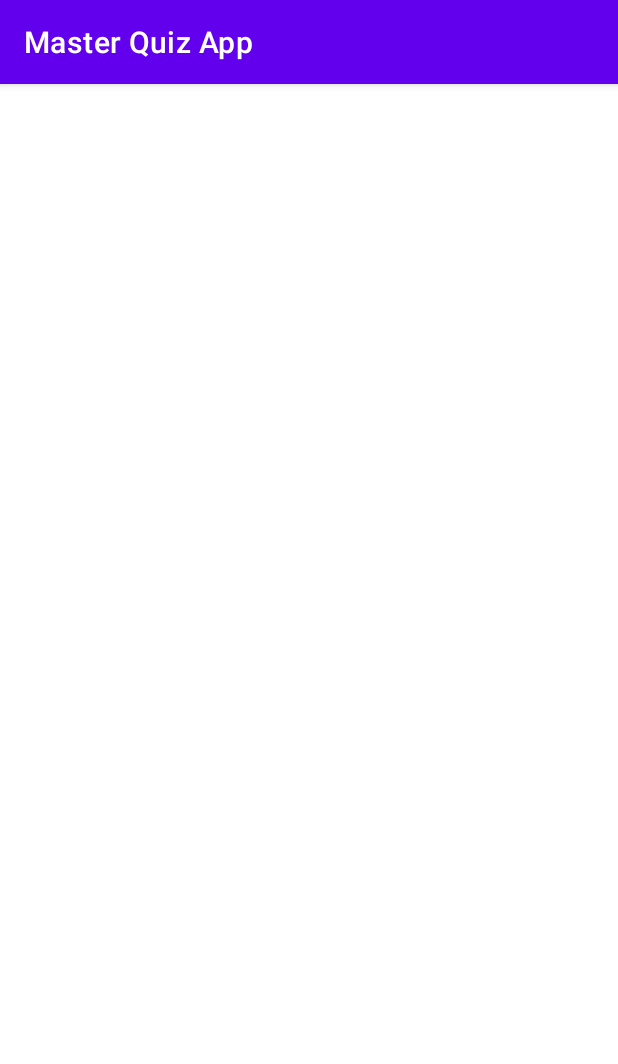
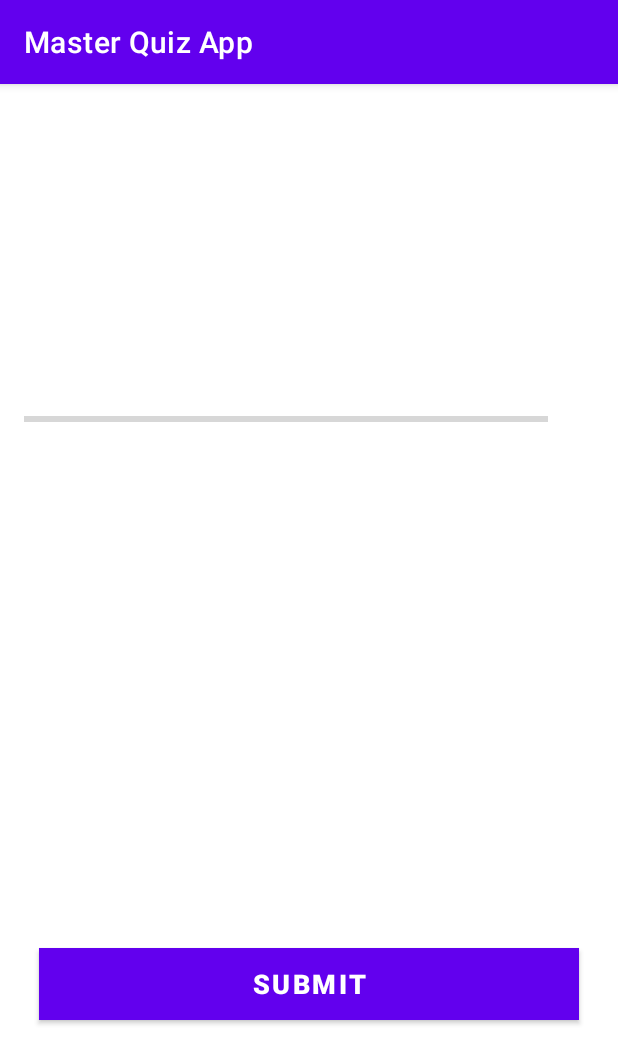
Before and after one commit to agostinhoramos/MasterQuizApp, an Android app: the QuestionActivity screen opened directly, with no data from a screen before it, on a phone screen of 412 x 824 dp. Shown: the top 1064 px of the screen. Run offline under Robolectric (Android 15) with nearby library versions, the phone set to English and light mode, and no system bars.

Commit message:
Setting up the question UI

```diff
--- a/app/src/main/res/layout/activity_question.xml
+++ b/app/src/main/res/layout/activity_question.xml
@@ -1,9 +1,124 @@
 <?xml version="1.0" encoding="utf-8"?>
-<androidx.constraintlayout.widget.ConstraintLayout xmlns:android="http://schemas.android.com/apk/res/android"
+<ScrollView
+    xmlns:android="http://schemas.android.com/apk/res/android"
     xmlns:app="http://schemas.android.com/apk/res-auto"
     xmlns:tools="http://schemas.android.com/tools"
     android:layout_width="match_parent"
     android:layout_height="match_parent"
+    android:fillViewport="true"
     tools:context=".QuestionActivity">
 
-</androidx.constraintlayout.widget.ConstraintLayout>
+    <LinearLayout
+        android:layout_width="match_parent"
+        android:layout_height="wrap_content"
+        android:gravity="center"
+        android:orientation="vertical"
+        android:padding="16dp">
+
+        <TextView
+            android:id="@+id/tv_question"
+            android:layout_width="match_parent"
+            android:layout_height="wrap_content"
+            android:layout_margin="10dp"
+            android:gravity="center"
+            android:textColor="#363A43"
+            android:textSize="22sp"
+            tools:text="What country does this flag belong to?" />
+
+        <LinearLayout
+            android:id="@+id/ll_progress_details"
+            android:layout_width="match_parent"
+            android:layout_height="wrap_content"
+            android:layout_marginTop="16dp"
+            android:layout_marginBottom="16dp"
+            android:gravity="center_vertical"
+            android:orientation="horizontal">
+
+            <ProgressBar
+                android:id="@+id/progressBar"
+                style="?android:attr/progressBarStyleHorizontal"
+                android:layout_width="0dp"
+                android:layout_height="wrap_content"
+                android:layout_weight="1"
+                android:indeterminate="false"
+                android:max="10"
+                android:minHeight="50dp"
+                android:progress="0" />
+
+            <TextView
+                android:id="@+id/tv_progress"
+                android:layout_width="wrap_content"
+                android:layout_height="wrap_content"
+                android:gravity="center"
+                android:padding="15dp"
+                android:textColorHint="#7A8089"
+                android:textSize="14sp"
+                tools:text="0/10" />
+        </LinearLayout>
+
+        <TextView
+            android:id="@+id/tv_option_one"
+            android:layout_width="match_parent"
+            android:layout_height="wrap_content"
+            android:layout_margin="10dp"
+            android:gravity="center"
+            android:padding="15dp"
+            android:textColor="#7A8089"
+            android:textSize="18sp"
+            tools:text="Apple" />
+
+        <TextView
+            android:id="@+id/tv_option_two"
+            android:layout_width="match_parent"
+            android:layout_height="wrap_content"
+            android:layout_marginStart="10dp"
+            android:layout_marginTop="10dp"
+            android:layout_marginEnd="10dp"
+            android:layout_marginBottom="10dp"
+            android:gravity="center"
+            android:padding="15dp"
+            android:textColor="#7A8089"
+            android:textSize="18sp"
+            tools:text="Google" />
+
+        <TextView
+            android:id="@+id/tv_option_three"
+            android:layout_width="match_parent"
+            android:layout_height="wrap_content"
+            android:layout_marginStart="10dp"
+            android:layout_marginTop="10dp"
+            android:layout_marginEnd="10dp"
+            android:layout_marginBottom="10dp"
+            android:gravity="center"
+            android:padding="15dp"
+            android:textColor="#7A8089"
+            android:textSize="18sp"
+            tools:text="Android Inc." />
+
+        <TextView
+            android:id="@+id/tv_option_four"
+            android:layout_width="match_parent"
+            android:layout_height="wrap_content"
+            android:layout_marginStart="10dp"
+            android:layout_marginTop="10dp"
+            android:layout_marginEnd="10dp"
+            android:layout_marginBottom="10dp"
+            android:gravity="center"
+            android:padding="15dp"
+            android:textColor="#7A8089"
+            android:textSize="18sp"
+            tools:text="Nokia" />
+
+        <Button
+            android:id="@+id/btn_submit"
+            android:layout_width="match_parent"
+            android:layout_height="wrap_content"
+            android:layout_margin="10dp"
+            android:background="@color/colorPrimary"
+            android:text="SUBMIT"
+            android:textColor="@android:color/white"
+            android:textSize="18sp"
+            android:textStyle="bold" />
+    </LinearLayout>
+
+</ScrollView>
```
